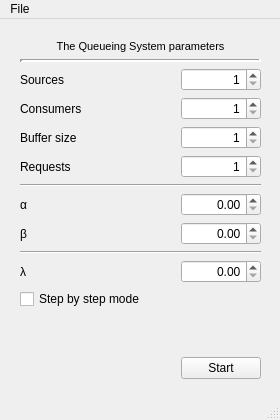
muzzy404/SMO-5sem, file mainwindow.ui: the form before one commit.
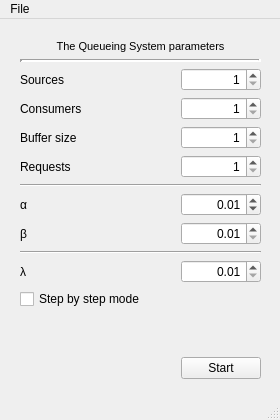
The form after the commit.

Patch:
```diff
--- a/mainwindow.ui
+++ b/mainwindow.ui
@@ -63,8 +63,20 @@
        <property name="alignment">
         <set>Qt::AlignRight|Qt::AlignTrailing|Qt::AlignVCenter</set>
        </property>
+       <property name="decimals">
+        <number>2</number>
+       </property>
+       <property name="minimum">
+        <double>0.010000000000000</double>
+       </property>
+       <property name="maximum">
+        <double>99.989999999999995</double>
+       </property>
+       <property name="singleStep">
+        <double>0.010000000000000</double>
+       </property>
        <property name="value">
-        <double>0.000000000000000</double>
+        <double>0.010000000000000</double>
        </property>
       </widget>
      </item>
@@ -213,9 +225,15 @@
        <property name="alignment">
         <set>Qt::AlignRight|Qt::AlignTrailing|Qt::AlignVCenter</set>
        </property>
-       <property name="value">
+       <property name="minimum">
         <double>0.000000000000000</double>
        </property>
+       <property name="singleStep">
+        <double>0.010000000000000</double>
+       </property>
+       <property name="value">
+        <double>0.010000000000000</double>
+       </property>
       </widget>
      </item>
      <item row="12" column="1">
@@ -246,8 +264,14 @@
        <property name="alignment">
         <set>Qt::AlignRight|Qt::AlignTrailing|Qt::AlignVCenter</set>
        </property>
+       <property name="minimum">
+        <double>0.010000000000000</double>
+       </property>
+       <property name="singleStep">
+        <double>0.010000000000000</double>
+       </property>
        <property name="value">
-        <double>0.000000000000000</double>
+        <double>0.010000000000000</double>
        </property>
       </widget>
      </item>
```
